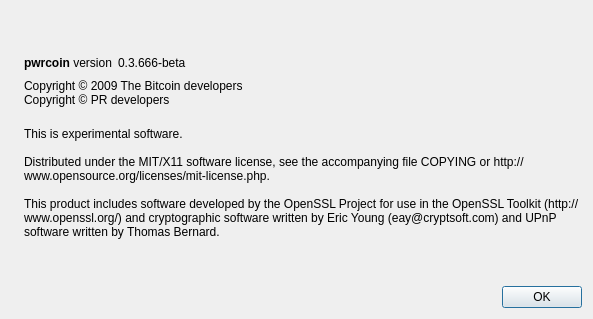
This is src/qt/forms/aboutdialog.ui in PWRcoin/PWRcoinClassic as Qt 5 draws it before an edit. The edited form follows.
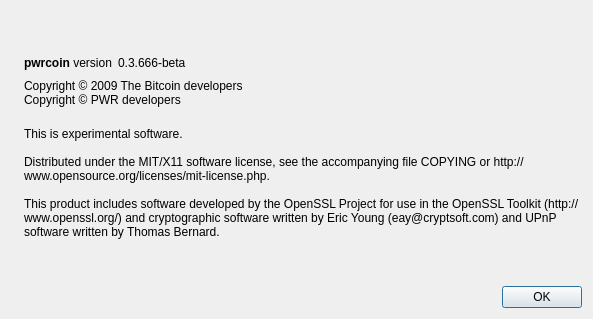
This is the edited form. Icons and pictures are not drawn.

Commit message: fix copyright attempt 2

```diff
--- a/src/qt/forms/aboutdialog.ui
+++ b/src/qt/forms/aboutdialog.ui
@@ -92,7 +92,7 @@
        </property>
        <property name="text">
         <string>Copyright © 2009 The Bitcoin developers
-Copyright © PR developers</string>
+Copyright © PWR developers</string>
        </property>
        <property name="textInteractionFlags">
         <set>Qt::LinksAccessibleByMouse|Qt::TextSelectableByKeyboard|Qt::TextSelectableByMouse</set>
```
